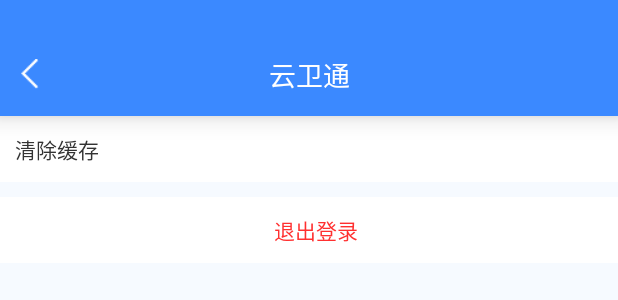
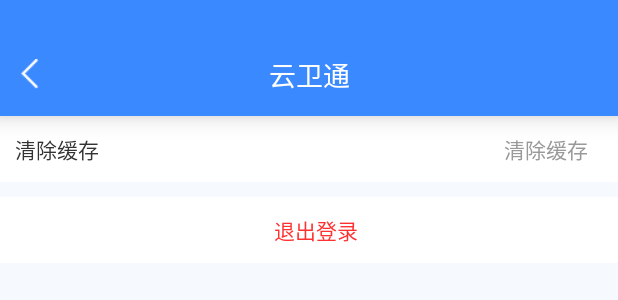
Before and after one commit to huifang1987/baseapp, an Android app: the layout activity_setting.xml on its own in the app's theme, with its tools: preview values and no code run, on a phone screen of 412 x 824 dp. Shown: the top 300 px of the screen. Run offline under Robolectric (Android 15) with nearby library versions, the phone set to English and light mode, and no system bars.

Commit message:
优化清除缓存的功能

```diff
--- a/app/src/main/res/layout/activity_setting.xml
+++ b/app/src/main/res/layout/activity_setting.xml
@@ -11,20 +11,40 @@
         android:layout_height="match_parent"
         android:background="@color/color_f6faff"
         >
+        <RelativeLayout
+            android:id="@+id/ll_clear_cache"
+            android:layout_width="match_parent"
+            android:layout_height="44dp"
+            android:orientation="horizontal"
+            android:background="@color/color_ffffff"
+            >
             <TextView
                 android:id="@+id/tv_clear_cache"
-            android:layout_width="match_parent"
+                android:layout_alignParentLeft="true"
+                android:layout_width="wrap_content"
                 android:layout_height="44dp"
                 android:paddingLeft="10dp"
                 android:gravity="center_vertical"
                 android:text="@string/clear_cache"
                 android:textColor="@color/color_333333"
                 android:textSize="14sp"
-            android:background="@color/color_ffffff"
                 />
             <TextView
+                android:id="@+id/tv_cache_size"
+                android:layout_width="wrap_content"
+                android:layout_height="44dp"
+                android:layout_alignParentRight="true"
+                android:paddingRight="20dp"
+                android:gravity="center_vertical"
+                android:text="@string/clear_cache"
+                android:textColor="@color/color_999999"
+                android:textSize="14sp"
+                />
+        </RelativeLayout>
+
+        <TextView
             android:id="@+id/tv_logout"
-            android:layout_below="@id/tv_clear_cache"
+            android:layout_below="@id/ll_clear_cache"
             android:layout_width="match_parent"
             android:layout_height="44dp"
             android:layout_marginTop="10dp"
--- a/app/src/main/res/values/strings.xml
+++ b/app/src/main/res/values/strings.xml
@@ -25,7 +25,7 @@
     <string name="video">视频</string>
     <string name="settings">设置</string>
     <string name="clear_cache">清除缓存</string>
-    <string name="clear_cache_ok">清除缓存完成！</string>
+    <string name="clear_cache_ok">已为您清除缓存!</string>
     <string name="logout">退出登录</string>
   <string name="device_status">终端状态：</string>
   <string name="device_number">终端编号：</string>
```
Also changed, not shown: app/src/main/java/cn/wostore/baseapp/ui/setting/SettingActivity.java (+26 -3 lines), app/src/main/java/cn/wostore/baseapp/utils/DataCleanManager.java (+36 -140 lines). Lines whose indentation alone changed are shown as unchanged.
